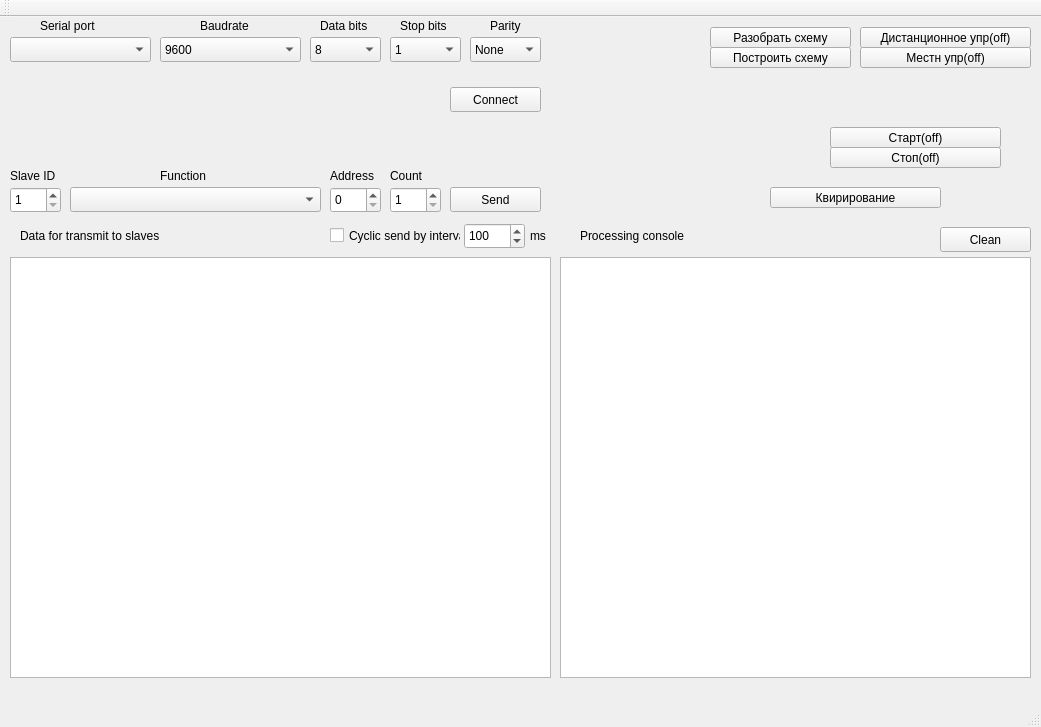
BAHOO08/qmaster, file forms/mainwindow.ui: the form before one commit.
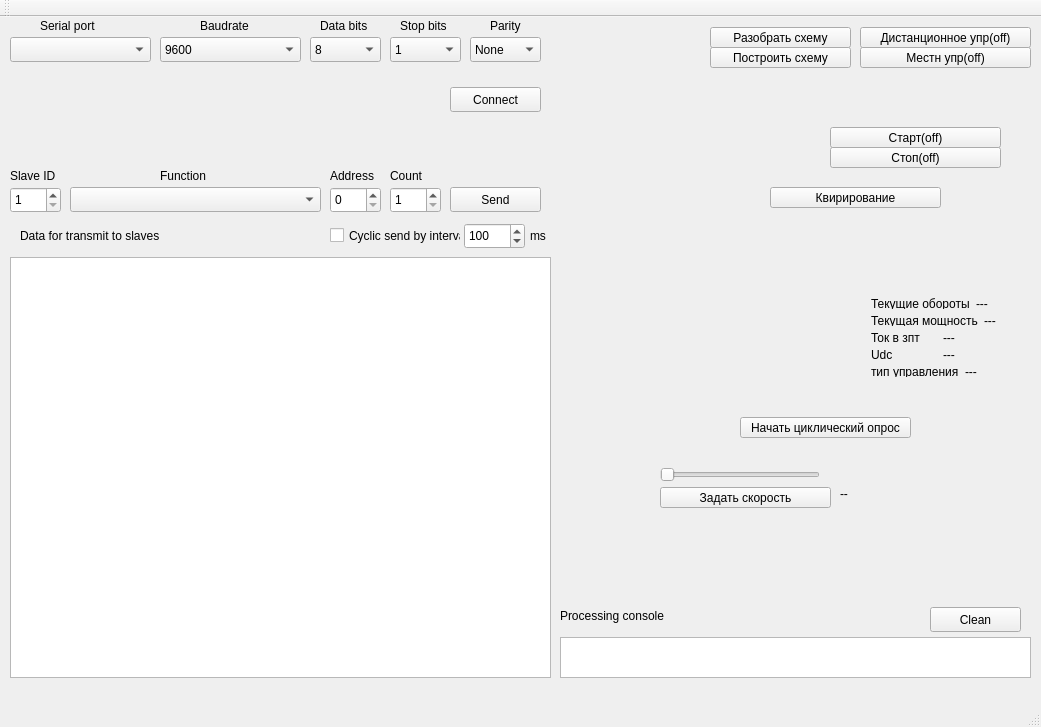
The form after the commit. Icons and pictures are not drawn.

```diff
--- a/forms/mainwindow.ui
+++ b/forms/mainwindow.ui
@@ -450,17 +450,17 @@
     <property name="geometry">
      <rect>
       <x>560</x>
-      <y>240</y>
+      <y>620</y>
       <width>471</width>
-      <height>421</height>
+      <height>41</height>
      </rect>
     </property>
    </widget>
    <widget class="QLabel" name="label_6">
     <property name="geometry">
      <rect>
-      <x>580</x>
-      <y>210</y>
+      <x>560</x>
+      <y>590</y>
       <width>131</width>
       <height>17</height>
      </rect>
@@ -472,8 +472,8 @@
    <widget class="QPushButton" name="bRawDataClean">
     <property name="geometry">
      <rect>
-      <x>940</x>
-      <y>210</y>
+      <x>930</x>
+      <y>590</y>
       <width>91</width>
       <height>25</height>
      </rect>
@@ -634,6 +634,163 @@
      <string>Квирирование</string>
     </property>
    </widget>
+   <widget class="QWidget" name="verticalLayoutWidget">
+    <property name="geometry">
+     <rect>
+      <x>860</x>
+      <y>270</y>
+      <width>160</width>
+      <height>101</height>
+     </rect>
+    </property>
+    <layout class="QVBoxLayout" name="verticalLayout">
+     <item>
+      <layout class="QHBoxLayout" name="speed">
+       <item>
+        <widget class="QLabel" name="speed_2">
+         <property name="text">
+          <string>Текущие обороты</string>
+         </property>
+        </widget>
+       </item>
+       <item>
+        <widget class="QLabel" name="speed_val">
+         <property name="text">
+          <string>---</string>
+         </property>
+        </widget>
+       </item>
+      </layout>
+     </item>
+     <item>
+      <layout class="QHBoxLayout" name="power">
+       <item>
+        <widget class="QLabel" name="power_2">
+         <property name="text">
+          <string>Текущая мощность</string>
+         </property>
+        </widget>
+       </item>
+       <item>
+        <widget class="QLabel" name="power_val_2">
+         <property name="text">
+          <string>---</string>
+         </property>
+        </widget>
+       </item>
+      </layout>
+     </item>
+     <item>
+      <layout class="QHBoxLayout" name="current_dc">
+       <item>
+        <widget class="QLabel" name="current_dc_2">
+         <property name="text">
+          <string>Ток в зпт</string>
+         </property>
+        </widget>
+       </item>
+       <item>
+        <widget class="QLabel" name="current_dc_val_2">
+         <property name="text">
+          <string>---</string>
+         </property>
+        </widget>
+       </item>
+      </layout>
+     </item>
+     <item>
+      <layout class="QHBoxLayout" name="udc">
+       <item>
+        <widget class="QLabel" name="udc_2">
+         <property name="text">
+          <string>Udc</string>
+         </property>
+        </widget>
+       </item>
+       <item>
+        <widget class="QLabel" name="udc_val">
+         <property name="text">
+          <string>---</string>
+         </property>
+        </widget>
+       </item>
+      </layout>
+     </item>
+     <item>
+      <layout class="QHBoxLayout" name="type_ctrl">
+       <item>
+        <widget class="QLabel" name="type_ctrl_2">
+         <property name="text">
+          <string>тип управления</string>
+         </property>
+        </widget>
+       </item>
+       <item>
+        <widget class="QLabel" name="current_dc_val_3">
+         <property name="text">
+          <string>---</string>
+         </property>
+        </widget>
+       </item>
+      </layout>
+     </item>
+    </layout>
+   </widget>
+   <widget class="QPushButton" name="update_dat">
+    <property name="geometry">
+     <rect>
+      <x>740</x>
+      <y>400</y>
+      <width>171</width>
+      <height>21</height>
+     </rect>
+    </property>
+    <property name="text">
+     <string>Начать циклический опрос</string>
+    </property>
+   </widget>
+   <widget class="QSlider" name="horizontalSlider">
+    <property name="geometry">
+     <rect>
+      <x>660</x>
+      <y>450</y>
+      <width>160</width>
+      <height>16</height>
+     </rect>
+    </property>
+    <property name="maximum">
+     <number>200</number>
+    </property>
+    <property name="orientation">
+     <enum>Qt::Horizontal</enum>
+    </property>
+   </widget>
+   <widget class="QLabel" name="seted_speed">
+    <property name="geometry">
+     <rect>
+      <x>840</x>
+      <y>470</y>
+      <width>81</width>
+      <height>13</height>
+     </rect>
+    </property>
+    <property name="text">
+     <string>--</string>
+    </property>
+   </widget>
+   <widget class="QPushButton" name="set_new_speed">
+    <property name="geometry">
+     <rect>
+      <x>660</x>
+      <y>470</y>
+      <width>171</width>
+      <height>21</height>
+     </rect>
+    </property>
+    <property name="text">
+     <string>Задать скорость</string>
+    </property>
+   </widget>
   </widget>
   <widget class="QMenuBar" name="menuBar">
    <property name="geometry">
```
